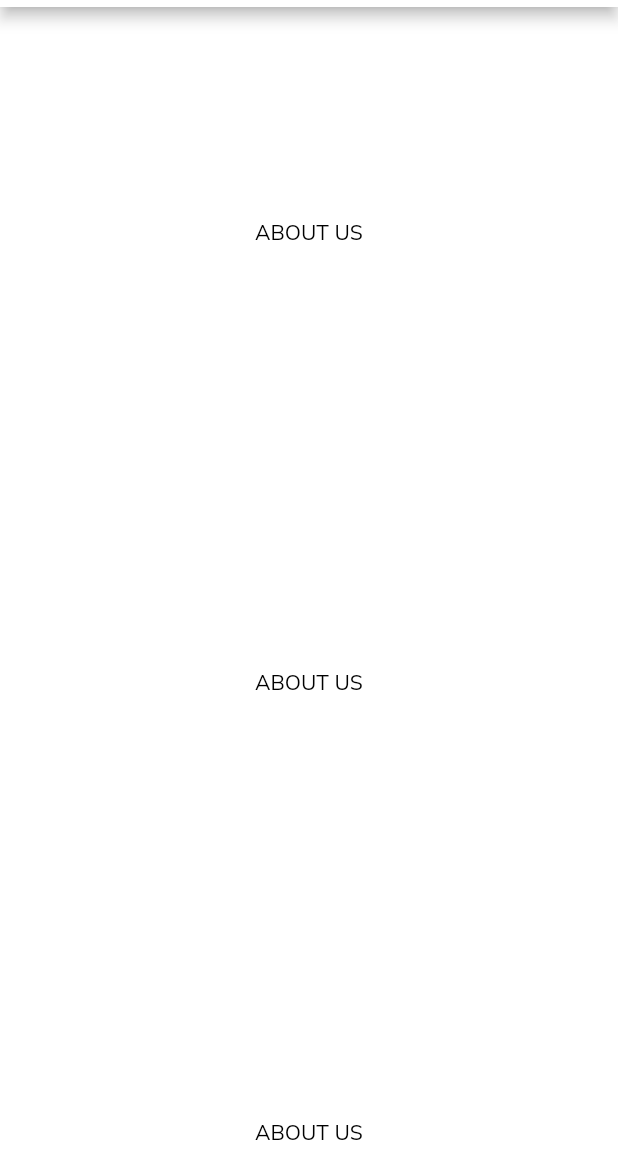
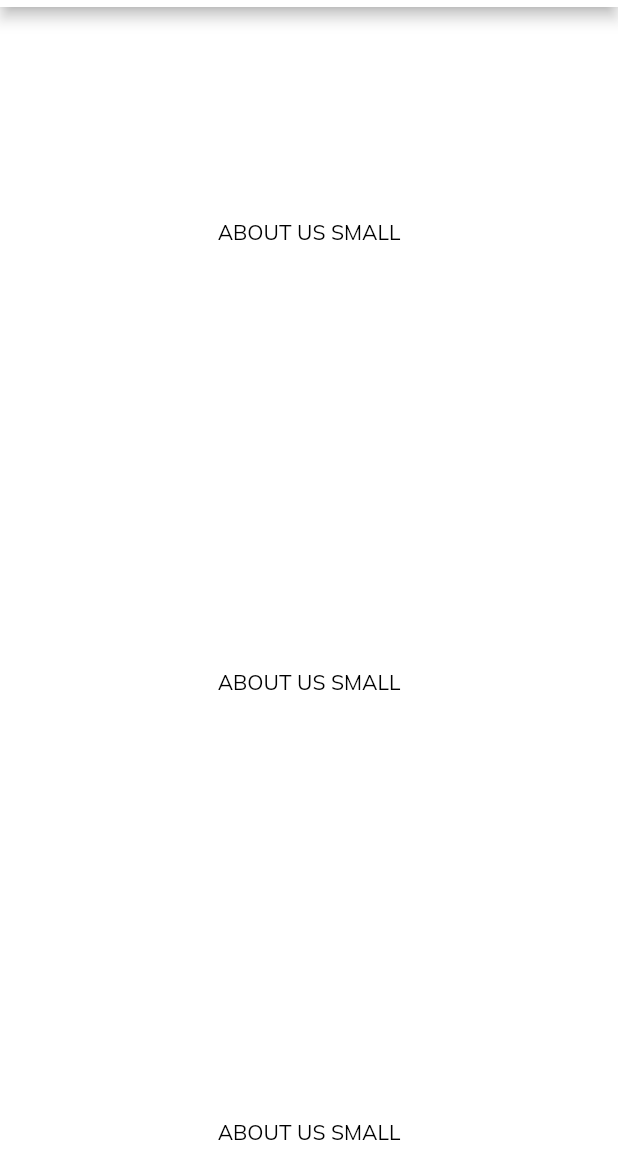
Before and after one commit to yavuzkaravelioglu/painter-flutter, a Flutter app: the AboutUs screen opened by its route, on a phone screen of 412 x 824 dp, the part 77-1236 px from its top. Run offline on Flutter 3.47's test engine with Material 2 defaults, Android fonts, the light colour scheme and no system bars; our stand-ins replace get, go_router, google_fonts; missing offline and left inert: dart:js.

Commit message:
responsive fully implemented

```diff
--- /dev/null
+++ b/lib/constants/logos.dart
@@ -0,0 +1,3 @@
+String rollLogo = "assets/logos/rulo.png";
+String roofLogo = "assets/logos/paint_logo.png";
+String Logo = roofLogo;
--- a/lib/pages/about_us/about_us.dart
+++ b/lib/pages/about_us/about_us.dart
@@ -1,10 +1,13 @@
 // ignore_for_file: avoid_unnecessary_containers, prefer_const_constructors, prefer_const_literals_to_create_immutables
 
 import 'package:flutter/material.dart';
+import 'package:paint_burak/helpers/responsive.dart';
+import 'package:paint_burak/pages/about_us/about_us_small.dart';
 
 import '../../widgets/navbar widgets/custom_drawer.dart';
 import '../../widgets/navbar widgets/side_navigation_bar.dart';
 import '../../widgets/navbar widgets/top_navigation_bar.dart';
+import 'about_us_large.dart';
 
 class AboutUs extends StatelessWidget {
   const AboutUs({super.key});
@@ -18,35 +21,11 @@ class AboutUs extends StatelessWidget {
       key: scaffoldKey,
       appBar: TopNavigationBar(context, scaffoldKey),
       drawer: CustomDrawer(),
-      body: Container(
-        width: double.infinity,
-        height: MediaQuery.of(context).size.height,
-        child: SingleChildScrollView(
-          child: Column(
-            children: [
-              PageText(),
-              PageText(),
-              PageText(),
-              PageText(),
-            ],
-          ),
-        ),
+      body: Responsive(
+        largeScreen: AboutUsLarge(),
+        mediumScreen: AboutUsLarge(),
+        smallScreen: AboutUsSmall(),
       ),
     );
   }
 }
-
-class PageText extends StatelessWidget {
-  const PageText({
-    super.key,
-  });
-
-  @override
-  Widget build(BuildContext context) {
-    return Container(
-      alignment: Alignment.center,
-      height: 300,
-      child: Text("ABOUT US"),
-    );
-  }
-}
--- /dev/null
+++ b/lib/pages/about_us/about_us_small.dart
@@ -0,0 +1,22 @@
+// ignore_for_file: prefer_const_constructors, prefer_const_literals_to_create_immutables
+
+import 'package:flutter/material.dart';
+import 'package:paint_burak/widgets/shared_widgets/page_text.dart';
+
+class AboutUsSmall extends StatelessWidget {
+  const AboutUsSmall({super.key});
+
+  @override
+  Widget build(BuildContext context) {
+    return SingleChildScrollView(
+      child: Column(
+        children: [
+          PageText(text: "ABOUT US SMALL"),
+          PageText(text: "ABOUT US SMALL"),
+          PageText(text: "ABOUT US SMALL"),
+          PageText(text: "ABOUT US SMALL"),
+        ],
+      ),
+    );
+  }
+}
--- /dev/null
+++ b/lib/pages/contact_us/contact_us_small.dart
@@ -0,0 +1,25 @@
+// ignore_for_file: prefer_const_constructors, prefer_const_literals_to_create_immutables
+
+import 'package:flutter/material.dart';
+import 'package:paint_burak/pages/about_us/about_us.dart';
+
+import '../../widgets/shared_widgets/page_text.dart';
+
+class ContactUsSmall extends StatelessWidget {
+  const ContactUsSmall({super.key});
+
+  @override
+  Widget build(BuildContext context) {
+    return SingleChildScrollView(
+      child: Column(
+        children: [
+          PageText(text: "CONTACT US SMALL"),
+          PageText(text: "CONTACT US SMALL"),
+          PageText(text: "CONTACT US SMALL"),
+          PageText(text: "CONTACT US SMALL"),
+          //StateExercise(),
+        ],
+      ),
+    );
+  }
+}
--- /dev/null
+++ b/lib/pages/home/home_small.dart
@@ -0,0 +1,28 @@
+// ignore_for_file: prefer_const_constructors
+
+import 'package:flutter/material.dart';
+
+import '../../widgets/animated_widgets/heart.dart';
+import '../../widgets/shared_widgets/page_text.dart';
+
+class HomeSmall extends StatelessWidget {
+  const HomeSmall({super.key});
+
+  @override
+  Widget build(BuildContext context) {
+    return SingleChildScrollView(
+      child: Column(
+        children: [
+          SizedBox(
+            height: 20,
+          ),
+          Heart(),
+          PageText(text: "HOME SMALL"),
+          PageText(text: "HOME SMALL"),
+          PageText(text: "HOME SMALL"),
+          PageText(text: "HOME SMALL"),
+        ],
+      ),
+    );
+  }
+}
--- a/lib/widgets/navbar widgets/side_navigation_bar.dart
+++ b/lib/widgets/navbar widgets/side_navigation_bar.dart
@@ -3,6 +3,8 @@
 import 'package:flutter/material.dart';
 import 'package:paint_burak/routing/app_routing.dart';
 import 'package:paint_burak/widgets/navbar%20widgets/navbar_item.dart';
+
+import '../../constants/logos.dart';
 
 class SideNavigationBar extends StatelessWidget {
   const SideNavigationBar({super.key});
@@ -24,7 +26,7 @@ class SideNavigationBar extends StatelessWidget {
           width: 80.0,
           decoration: BoxDecoration(
             image: DecorationImage(
-              image: AssetImage("assets/logos/paint_logo.png"),
+              image: AssetImage(Logo),
             ),
             shape: BoxShape.circle,
           ),
--- a/lib/widgets/navbar widgets/top_navigation_bar.dart
+++ b/lib/widgets/navbar widgets/top_navigation_bar.dart
@@ -4,6 +4,7 @@ import 'package:flutter/material.dart';
 import 'package:go_router/go_router.dart';
 import 'package:paint_burak/routing/app_routes.dart';
 
+import '../../constants/logos.dart';
 import '../../helpers/responsive.dart';
 import '../../routing/app_routing.dart';
 import '../animated_widgets/state_exercise.dart';
@@ -83,7 +84,7 @@ Container LogoContainer(BuildContext context) {
   return Container(
     //padding: EdgeInsets.only(left: 10),
     child: IconButton(
-      icon: Image.asset("assets/logos/paint_logo.png"),
+      icon: Image.asset(Logo),
       iconSize: 60,
       onPressed: () {
         context.goNamed(HomePageName);
--- /dev/null
+++ b/lib/widgets/shared_widgets/page_text.dart
@@ -0,0 +1,16 @@
+import 'package:flutter/material.dart';
+
+class PageText extends StatelessWidget {
+  final String text;
+
+  const PageText({super.key, required this.text});
+
+  @override
+  Widget build(BuildContext context) {
+    return Container(
+      alignment: Alignment.center,
+      height: 300,
+      child: Text("$text"),
+    );
+  }
+}
```
Also changed, not shown: lib/pages/about_us/about_us_large.dart (added, +23 -0 lines), lib/pages/contact_us/contact_us.dart (+7 -5 lines), lib/pages/contact_us/contact_us_large.dart (added, +24 -0 lines), lib/pages/home/home.dart (+7 -31 lines), lib/pages/home/home_large.dart (added, +28 -0 lines), assets/logos/rulo.png (added).
